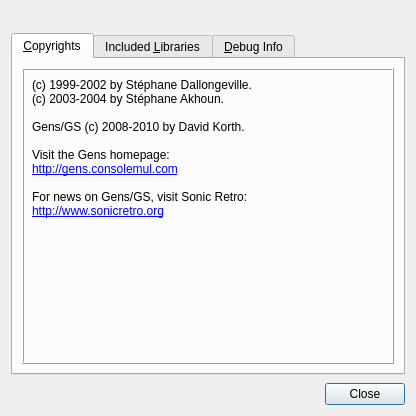
Qt form src/gens-qt4/ui/AboutWindow.ui (GerbilSoft/gens-gs-ii) before a commit.
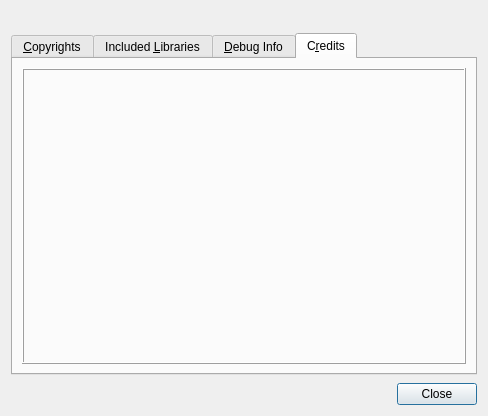
The same form after that commit. The open tabs and pages were chosen to show the change. Icons and pictures are not drawn.

Commit message:
[gens-qt4] AboutWindow.cpp: Display the Gens/GS II credits.
ui/AboutWindow.ui: Added the "Credits" tab, which is used to
display the Gens/GS II credits.

Patch:
```diff
--- a/src/gens-qt4/ui/AboutWindow.ui
+++ b/src/gens-qt4/ui/AboutWindow.ui
@@ -6,7 +6,7 @@
    <rect>
     <x>0</x>
     <y>0</y>
-    <width>416</width>
+    <width>488</width>
     <height>416</height>
    </rect>
   </property>
@@ -139,6 +139,44 @@
        </item>
       </layout>
      </widget>
+     <widget class="QWidget" name="tabCredits">
+      <attribute name="title">
+       <string>C&amp;redits</string>
+      </attribute>
+      <layout class="QVBoxLayout" name="vboxCreditsTab">
+       <item>
+        <widget class="QFrame" name="fraCredits">
+         <property name="frameShape">
+          <enum>QFrame::Box</enum>
+         </property>
+         <property name="frameShadow">
+          <enum>QFrame::Raised</enum>
+         </property>
+         <layout class="QVBoxLayout" name="vboxCredits">
+          <property name="margin">
+           <number>8</number>
+          </property>
+          <item>
+           <widget class="QLabel" name="lblCredits">
+            <property name="alignment">
+             <set>Qt::AlignLeading|Qt::AlignLeft|Qt::AlignTop</set>
+            </property>
+            <property name="wordWrap">
+             <bool>true</bool>
+            </property>
+            <property name="openExternalLinks">
+             <bool>true</bool>
+            </property>
+            <property name="textInteractionFlags">
+             <set>Qt::LinksAccessibleByKeyboard|Qt::LinksAccessibleByMouse|Qt::TextBrowserInteraction|Qt::TextSelectableByKeyboard|Qt::TextSelectableByMouse</set>
+            </property>
+           </widget>
+          </item>
+         </layout>
+        </widget>
+       </item>
+      </layout>
+     </widget>
     </widget>
    </item>
    <item>
```
The commit also changes 1 other file.
